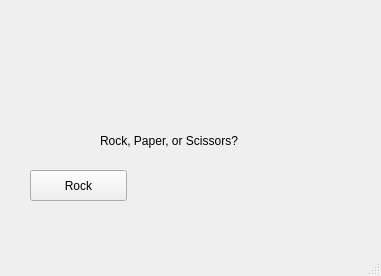
lagrassom/embeddedspring2022, file RockPaperScissors/mainwindow.ui: the form before one commit.
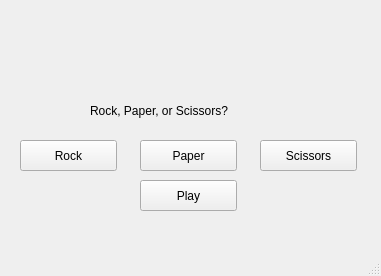
The form after the commit.

Commit message: Adding paper and scissors buttons and functionality. Adding unimplemented play button

The edit to the form file:
```diff
--- a/RockPaperScissors/mainwindow.ui
+++ b/RockPaperScissors/mainwindow.ui
@@ -17,8 +17,8 @@
    <widget class="QLabel" name="playerChoice">
     <property name="geometry">
      <rect>
-      <x>100</x>
-      <y>120</y>
+      <x>90</x>
+      <y>90</y>
       <width>231</width>
       <height>41</height>
      </rect>
@@ -30,8 +30,8 @@
    <widget class="QPushButton" name="choiceRock">
     <property name="geometry">
      <rect>
-      <x>30</x>
-      <y>170</y>
+      <x>20</x>
+      <y>140</y>
       <width>97</width>
       <height>31</height>
      </rect>
@@ -40,6 +40,45 @@
      <string>Rock</string>
     </property>
    </widget>
+   <widget class="QPushButton" name="choicePaper">
+    <property name="geometry">
+     <rect>
+      <x>140</x>
+      <y>140</y>
+      <width>97</width>
+      <height>31</height>
+     </rect>
+    </property>
+    <property name="text">
+     <string>Paper</string>
+    </property>
+   </widget>
+   <widget class="QPushButton" name="choiceScissors">
+    <property name="geometry">
+     <rect>
+      <x>260</x>
+      <y>140</y>
+      <width>97</width>
+      <height>31</height>
+     </rect>
+    </property>
+    <property name="text">
+     <string>Scissors</string>
+    </property>
+   </widget>
+   <widget class="QPushButton" name="playButton">
+    <property name="geometry">
+     <rect>
+      <x>140</x>
+      <y>180</y>
+      <width>97</width>
+      <height>31</height>
+     </rect>
+    </property>
+    <property name="text">
+     <string>Play</string>
+    </property>
+   </widget>
   </widget>
   <widget class="QMenuBar" name="menubar">
    <property name="geometry">
```
The commit also changes 3 other files.
